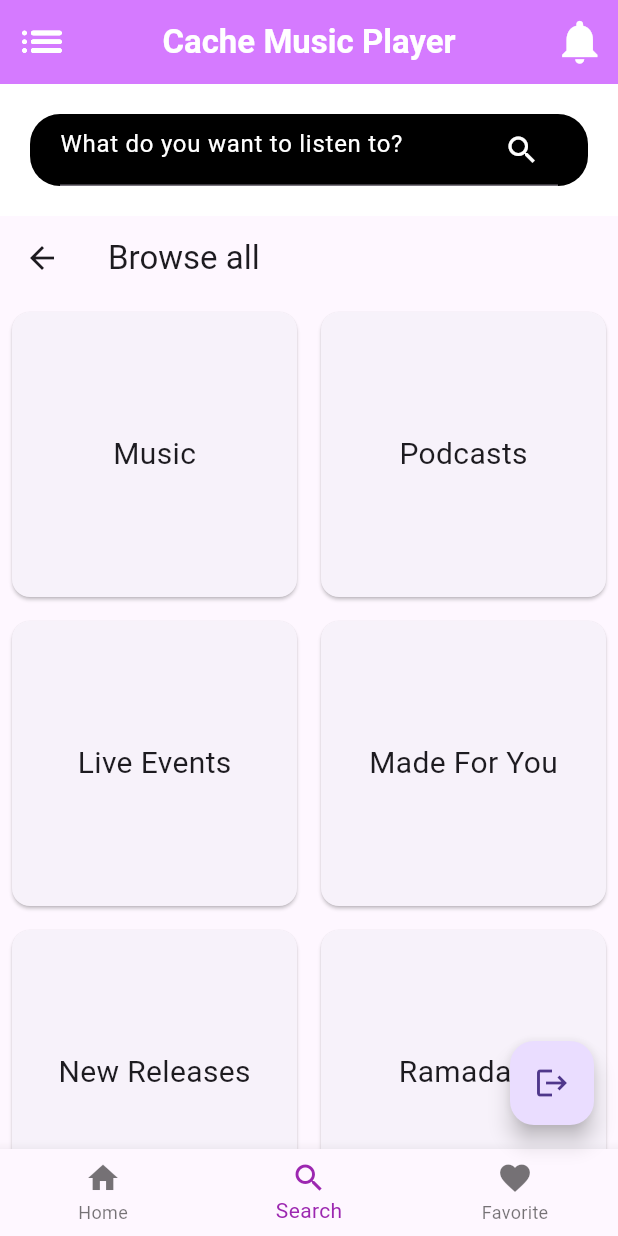
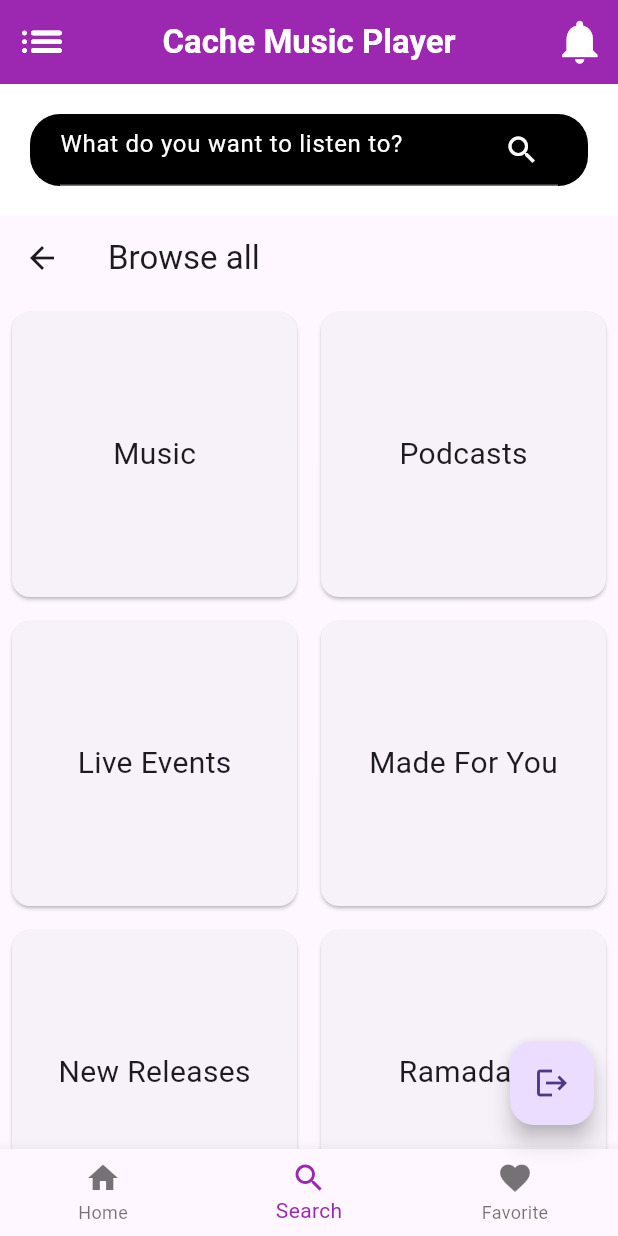
Before and after one commit to Micc1234/Cache-Music-Player, a Flutter app: the FirstPage screen opened directly, item 2 of the bottom bar chosen, on a phone screen of 412 x 824 dp. Run offline on Flutter 3.47's test engine with Material 3 defaults, Android fonts, the phone set to English and light mode, and no system bars; network calls fail.

Commit message:
matching sample color

```diff
--- a/lib/screens/first_page.dart
+++ b/lib/screens/first_page.dart
@@ -44,7 +44,7 @@ class _FirstPageState extends State<FirstPage> {
           icon: Icon(Icons.list_rounded),
           onPressed: () {},
         ),
-        backgroundColor: Color.fromARGB(255, 213, 122, 255),
+        backgroundColor: Colors.purple,
         title: Text(
           "Cache Music Player",
           style: TextStyle(color: Colors.white, fontWeight: FontWeight.bold),
--- a/lib/screens/notification_page.dart
+++ b/lib/screens/notification_page.dart
@@ -7,7 +7,7 @@ class NotificationPage extends StatelessWidget {
   Widget build(BuildContext context) {
     return Scaffold(
       appBar: AppBar(
-        backgroundColor: Colors.blue,
+        backgroundColor: Colors.purple,
         title: Text(
           "Cache Music Player",
           style: TextStyle(color: Colors.white, fontWeight: FontWeight.bold),
```
